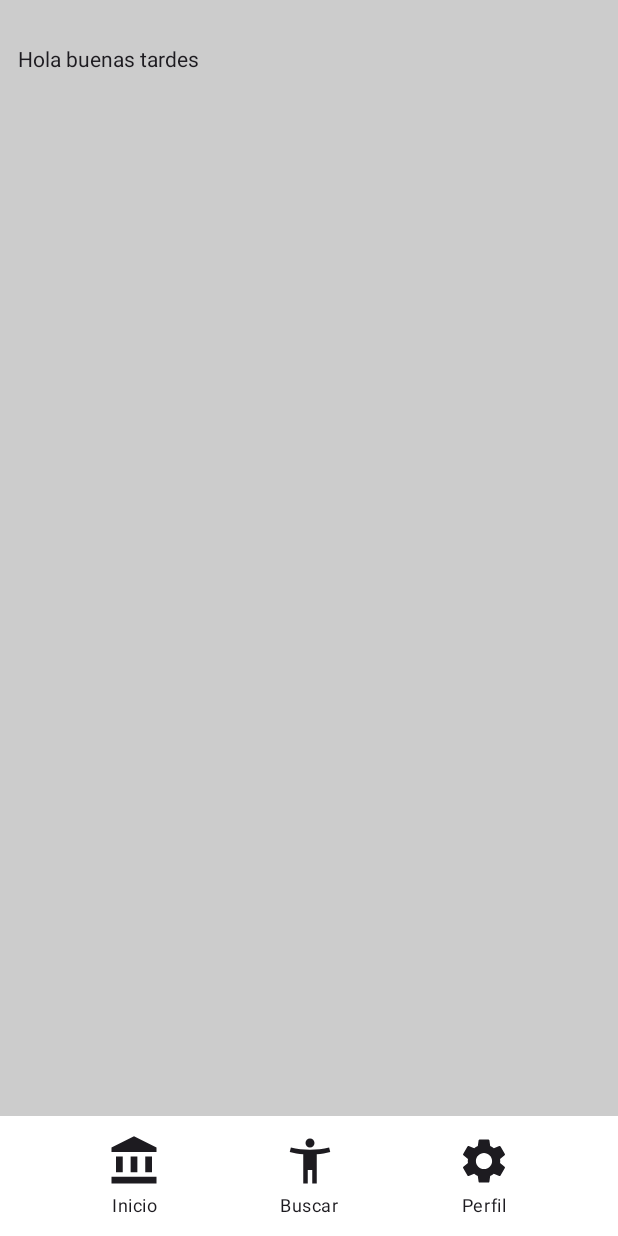
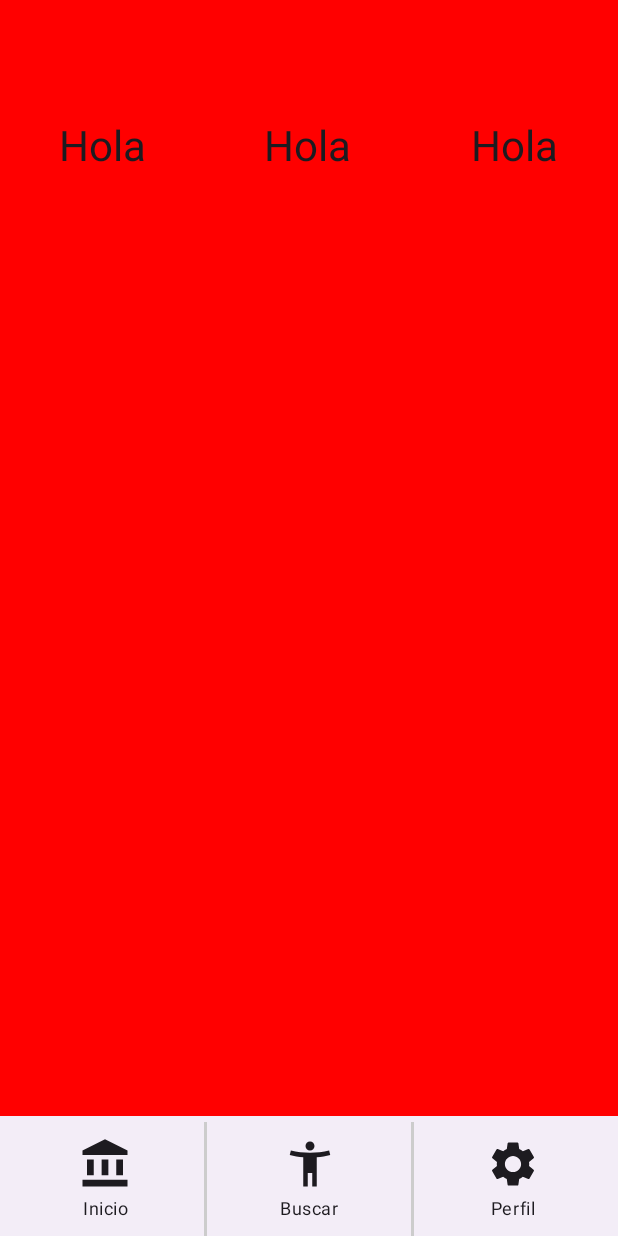
Before and after one commit to pablofpx/DAM_Knightly, an Android app built with Jetpack Compose: the Game screen opened through its navigation route, on a phone screen of 412 x 824 dp. Run offline under Robolectric (Android 15) with nearby library versions, the phone set to English and light mode, and no system bars; our stand-ins replace constraintlayout-compose.

Commit message:
entiendo como funcionan

```diff
--- a/app/build.gradle.kts
+++ b/app/build.gradle.kts
@@ -54,6 +54,7 @@ dependencies {
     implementation(libs.androidx.ui.graphics)
     implementation(libs.androidx.ui.tooling.preview)
     implementation(libs.androidx.material3)
+    implementation(libs.androidx.constraintlayout)
     testImplementation(libs.junit)
     androidTestImplementation(libs.androidx.junit)
     androidTestImplementation(libs.androidx.espresso.core)
--- a/app/src/main/java/com/example/knight/BottomBarItem.kt
+++ b/app/src/main/java/com/example/knight/BottomBarItem.kt
@@ -24,8 +24,7 @@ import androidx.compose.ui.unit.dp
 fun BottomBarItem(imageRes: Int, text: String, onClick: () -> Unit) {
     Column(
         modifier = Modifier
-            .clickable(onClick = onClick)
-            .padding(8.dp),
+            .clickable(onClick = onClick),
         verticalArrangement = Arrangement.Center,
         horizontalAlignment = Alignment.CenterHorizontally
     ) {
--- a/app/src/main/java/com/example/knight/HomeScreen.kt
+++ b/app/src/main/java/com/example/knight/HomeScreen.kt
@@ -28,13 +28,15 @@ import androidx.compose.ui.text.font.FontWeight
 import androidx.compose.ui.tooling.preview.Preview
 import androidx.compose.ui.unit.dp
 import androidx.compose.ui.unit.sp
+import androidx.navigation.NavController
+import androidx.navigation.NavDestination
+import com.example.knight.core.navigation.Game
 
 
 // molaria separar las vistas aqui pero meda pereza hacerlo ahora
 
-@Preview
 @Composable
-fun Home() {
+fun Home(navigateToGame: () -> Unit) {
     Box(
         modifier = Modifier
             .background(
@@ -45,7 +47,6 @@ fun Home() {
                     )
                 )
             )
-
     ) {
         Surface (
             color = Color.Transparent,
@@ -93,7 +94,7 @@ fun Home() {
 
                 // boton para pasar de screen
                 Button(
-                    onClick = {/*navigatetoGame()*/},
+                    onClick = { navigateToGame() },
                     colors = ButtonDefaults.buttonColors(
                         containerColor = Color.Transparent,
                         contentColor = Color.White
--- a/app/src/main/java/com/example/knight/MainActivity.kt
+++ b/app/src/main/java/com/example/knight/MainActivity.kt
@@ -10,19 +10,26 @@ import androidx.compose.foundation.Image
 import androidx.compose.foundation.background
 import androidx.compose.foundation.border
 import androidx.compose.foundation.clickable
+import androidx.compose.foundation.gestures.snapping.SnapPosition
 import androidx.compose.foundation.horizontalScroll
+import androidx.compose.foundation.interaction.MutableInteractionSource
 import androidx.compose.foundation.layout.Arrangement
 import androidx.compose.foundation.layout.Box
 import androidx.compose.foundation.layout.Column
 import androidx.compose.foundation.layout.PaddingValues
 import androidx.compose.foundation.layout.Row
 import androidx.compose.foundation.layout.Spacer
+import androidx.compose.foundation.layout.WindowInsets
+import androidx.compose.foundation.layout.asPaddingValues
 import androidx.compose.foundation.layout.fillMaxHeight
 import androidx.compose.foundation.layout.fillMaxSize
 import androidx.compose.foundation.layout.fillMaxWidth
 import androidx.compose.foundation.layout.height
+import androidx.compose.foundation.layout.navigationBars
 import androidx.compose.foundation.layout.padding
 import androidx.compose.foundation.layout.size
+import androidx.compose.foundation.layout.width
+import androidx.compose.foundation.layout.wrapContentSize
 import androidx.compose.foundation.shape.RoundedCornerShape
 import androidx.compose.foundation.verticalScroll
 import androidx.compose.material.icons.Icons
@@ -30,7 +37,9 @@ import androidx.compose.material.icons.filled.AddCircle
 import androidx.compose.material3.BottomAppBar
 import androidx.compose.material3.Button
 import androidx.compose.material3.ButtonDefaults
+import androidx.compose.material3.Divider
 import androidx.compose.material3.ExperimentalMaterial3Api
+import androidx.compose.material3.HorizontalDivider
 import androidx.compose.material3.Icon
 import androidx.compose.material3.MaterialTheme
 import androidx.compose.material3.Scaffold
@@ -38,6 +47,7 @@ import androidx.compose.material3.Surface
 import androidx.compose.material3.Text
 import androidx.compose.material3.TopAppBar
 import androidx.compose.material3.TopAppBarColors
+import androidx.compose.material3.VerticalDivider
 import androidx.compose.material3.minimumInteractiveComponentSize
 import androidx.compose.runtime.Composable
 import androidx.compose.runtime.getValue
@@ -55,10 +65,12 @@ import androidx.compose.ui.modifier.modifierLocalMapOf
 import androidx.compose.ui.res.painterResource
 import androidx.compose.ui.text.font.FontFamily
 import androidx.compose.ui.text.font.FontWeight
+import androidx.compose.ui.text.style.TextAlign
 import androidx.compose.ui.tooling.preview.Preview
 import androidx.compose.ui.unit.dp
 import androidx.compose.ui.unit.sp
 import androidx.constraintlayout.compose.ConstraintLayout
+import androidx.constraintlayout.widget.ConstraintLayout
 import androidx.core.view.WindowCompat
 import androidx.core.view.WindowInsetsControllerCompat
 import androidx.navigation.NavHostController
@@ -95,7 +107,7 @@ fun GameScreen() {
     Scaffold (
         topBar = { },
         content = { paddingValues ->
-            Content(modifier = Modifier.padding(paddingValues))
+            ConstraintContent(modifier = Modifier.padding(paddingValues))
         },
         bottomBar = { BottomBar()}
     )
@@ -103,42 +115,81 @@ fun GameScreen() {
 }
 
 @Composable
-fun Content(modifier: Modifier = Modifier) {
-    Box(
-        modifier = Modifier
-            .fillMaxSize()
-            .padding(top = 20.dp, bottom = 56.dp)
-    )
+fun Content() {
     Column (
         modifier = Modifier
-            .fillMaxSize()
-            .background(Color.LightGray)
-            .padding(12.dp)
-    ) {
+            .fillMaxWidth()
+            .fillMaxHeight(0.2f)
+            .height(100.dp)
+            .padding(top = 30.dp),
+        horizontalAlignment = Alignment.CenterHorizontally,
+        verticalArrangement = Arrangement.Center
+    ){
         Row (
-            modifier = Modifier.fillMaxWidth().padding(top = 20.dp)
-        ) {
+            modifier = Modifier
+                .fillMaxHeight(0.5f)
+                .fillMaxWidth(),
+            verticalAlignment = Alignment.CenterVertically,
+        ){
             Text(
-                text = "Hola buenas tardes"
+                modifier = Modifier
+                    .fillMaxWidth(0.33f),
+                text = "Hola",
+                fontSize = 28.sp,
+                textAlign = TextAlign.Center,
+            )
+            Text(
+                modifier = Modifier
+                    .fillMaxWidth(0.5f),
+                text = "Hola",
+                fontSize = 28.sp,
+                textAlign = TextAlign.Center,
+            )
+            Text(
+                modifier = Modifier
+                    .fillMaxWidth(),
+                text = "Hola",
+                fontSize = 28.sp,
+                textAlign = TextAlign.Center,
             )
         }
     }
 }
 
+val interactionSource = MutableInteractionSource()
 @Composable
-fun ConstraintContent() {
-    ConstraintLayout(Modifier.fillMaxSize()) {
-
+fun ConstraintContent(modifier: Modifier = Modifier) {
+    ConstraintLayout(
+        modifier = Modifier
+            .fillMaxSize()
+    ) {
+        val (screen) = createRefs()
+        Box (
+          modifier = Modifier
+              .constrainAs(screen) {
+                  top.linkTo(parent.top)
+                  start.linkTo(parent.start)
+                  end.linkTo(parent.end)
+                  bottom.linkTo(parent.bottom)
+              }
+              .background(Color.Red)
+              .fillMaxSize()
+              .clickable (interactionSource = interactionSource, indication = null){  } // elimina el efecto
+        ) {
+            Content()
+        }
     }
 }
 // shape = RoundedCornerShape(50.dp)
 @Composable
-fun BottomBar(){
+fun BottomBar(modifier: Modifier = Modifier){
+    BottomAppBar(
+        modifier = Modifier
+            .background(Color.White)
+    ){
         Row(
             modifier = Modifier
-            .fillMaxWidth()
-            .background(Color.White)
-            .height(80.dp),
+                .fillMaxWidth(),
             horizontalArrangement = Arrangement.SpaceEvenly,
             verticalAlignment = Alignment.CenterVertically
         ) {
@@ -148,13 +199,13 @@ fun BottomBar(){
                 text = "Inicio",
                 onClick = { /* Acción del botón 1 */ }
             )
-
+            VerticalDivider(color = Color.LightGray, thickness = 2.dp) // está por verse
             BottomBarItem(
                 imageRes = R.drawable.character_button, // Icono de ejemplo
                 text = "Buscar",
                 onClick = { /* Acción del botón 2 */ }
             )
-
+            VerticalDivider(color = Color.LightGray, thickness = 2.dp)
             BottomBarItem(
                 imageRes = R.drawable.homescreen_settings, // Icono de ejemplo
                 text = "Perfil",
@@ -162,3 +213,4 @@ fun BottomBar(){
             )
         }
     }
+}
--- a/app/src/main/java/com/example/knight/core/navigation/NavigationWrapper.kt
+++ b/app/src/main/java/com/example/knight/core/navigation/NavigationWrapper.kt
@@ -2,6 +2,7 @@ package com.example.knight.core.navigation
 
 import androidx.compose.runtime.Composable
 import androidx.compose.runtime.internal.composableLambda
+import androidx.navigation.NavController
 import androidx.navigation.compose.NavHost
 import androidx.navigation.compose.composable
 import androidx.navigation.compose.rememberNavController
@@ -16,7 +17,7 @@ fun NavigationWrapper() {
     val navController = rememberNavController()
     NavHost(navController = navController, startDestination = Home) {
         composable<Home>{
-            Home()
+            Home { navController.navigate(Game) }
         }
 
         composable<Game> {
--- a/gradle/libs.versions.toml
+++ b/gradle/libs.versions.toml
@@ -10,6 +10,7 @@ activityCompose = "1.9.3"
 composeBom = "2024.04.01"
 navigationCompose = "2.8.3"
 kotlinSerialization = "1.7.1"
+constraintlayout = "2.2.0"
 
 [libraries]
 androidx-core-ktx = { group = "androidx.core", name = "core-ktx", version.ref = "coreKtx" }
@@ -28,6 +29,7 @@ androidx-ui-test-junit4 = { group = "androidx.compose.ui", name = "ui-test-junit
 androidx-material3 = { group = "androidx.compose.material3", name = "material3" }
 androidx-navigation-compose = { module = "androidx.navigation:navigation-compose", version.ref = "navigationCompose"}
 kotlinx-serialization-json = { module = "org.jetbrains.kotlinx:kotlinx-serialization-json", version.ref = "kotlinSerialization"}
+androidx-constraintlayout = { group = "androidx.constraintlayout", name = "constraintlayout", version.ref = "constraintlayout" }
 
 [plugins]
 android-application = { id = "com.android.application", version.ref = "agp" }
```
Lines whose indentation alone changed are shown as unchanged.
